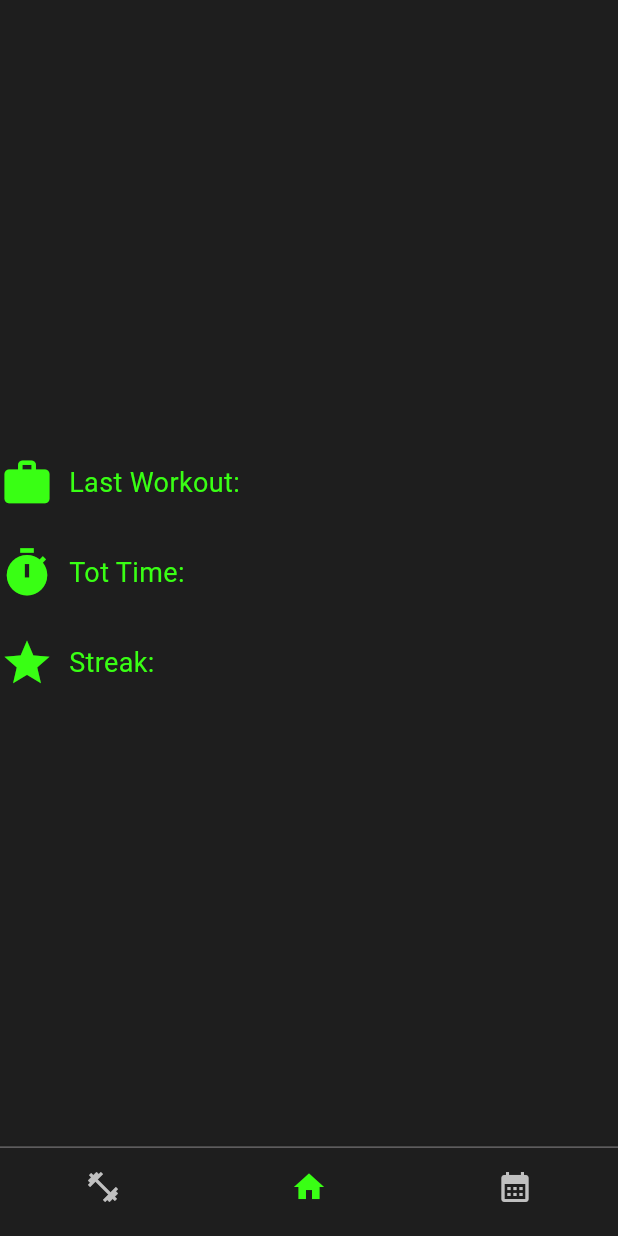
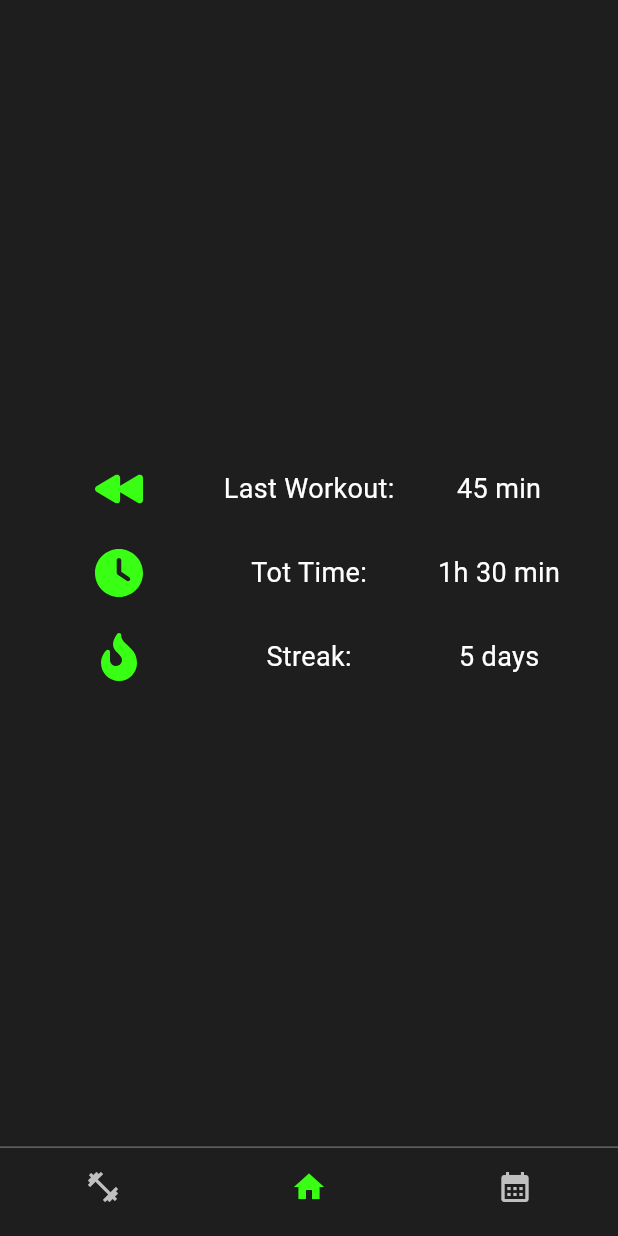
Before and after one commit to TakeOff30/fit_flow, a Flutter app: the screen it shows after launch, item 2 of the bottom bar chosen, on a phone screen of 412 x 824 dp. Run offline on Flutter 3.47's test engine with Material 3 defaults, Android fonts, the phone set to English and light mode, and no system bars; our stand-ins replace flutter_svg.

```diff
--- a/lib/screens/home_screen.dart
+++ b/lib/screens/home_screen.dart
@@ -1,6 +1,7 @@
 // ignore_for_file: prefer_const_constructors, prefer_const_literals_to_create_immutables
 
 import 'package:flutter/material.dart';
+import 'package:flutter_svg/flutter_svg.dart';
 
 class HomeScreen extends StatefulWidget {
   const HomeScreen({Key? key}) : super(key: key);
@@ -14,67 +15,71 @@ class _HomeScreenState extends State<HomeScreen> {
   Widget build(BuildContext context) {
     return Scaffold(
       backgroundColor: Color(0xFF1E1E1E),
-      body: Center(
+      body: Padding(
+        padding: EdgeInsets.all(16.0),
+        child: Center(
           child: Column(
             mainAxisAlignment: MainAxisAlignment.center,
-          crossAxisAlignment: CrossAxisAlignment.start, // Allinea gli elementi a sinistra
+            crossAxisAlignment: CrossAxisAlignment.stretch,
             children: [
-            Row(
+              buildRow('assets/icons/back.svg', 'Last Workout:', '45 min'),
+              SizedBox(height: 24),
+              buildRow('assets/icons/timer.svg', 'Tot Time:', '1h 30 min'),
+              SizedBox(height: 24),
+              buildRow('assets/icons/fire.svg', 'Streak:', '5 days'),
+            ],
+          ),
+        ),
+      ),
+    );
+  }
+
+  Widget buildRow(String iconPath, String text1, String text2) {
+    return Row(
+      mainAxisAlignment: MainAxisAlignment.spaceBetween,
       children: [
-                Icon(
-                  Icons.work,
+        Expanded(
+          child: Column(
+            mainAxisAlignment: MainAxisAlignment.center,
+            children: [
+              SvgPicture.asset(
+                iconPath,
                 color: Color(0xFF39FF14),
-                  size: 36,
+                width: 32,
+                height: 32,
               ),
-                SizedBox(width: 10), // Spazio tra icona e testo
+            ],
+          ),
+        ),
+        Expanded(
+          child: Column(
+            mainAxisAlignment: MainAxisAlignment.center,
+            children: [
               Text(
-                  'Last Workout:',
+                text1,
                 style: TextStyle(
-                    color: Color(0xFF39FF14),
+                  color: Color.fromARGB(255, 255, 255, 255),
                   fontSize: 18,
                 ),
               ),
             ],
           ),
-            SizedBox(height: 24), // Spazio tra le righe
-            Row(
+        ),
+        Expanded(
+          child: Column(
+            mainAxisAlignment: MainAxisAlignment.center,
             children: [
-                Icon(
-                  Icons.timer,
-                  color: Color(0xFF39FF14),
-                  size: 36,
-                ),
-                SizedBox(width: 10), // Spazio tra icona e testo
               Text(
-                  'Tot Time:',
+                text2,
                 style: TextStyle(
-                    color: Color(0xFF39FF14),
+                  color: Color.fromARGB(255, 255, 255, 255),
                   fontSize: 18,
                 ),
               ),
             ],
           ),
-            SizedBox(height: 24), // Spazio tra le righe
-            Row(
-              children: [
-                Icon(
-                  Icons.star,
-                  color: Color(0xFF39FF14),
-                  size: 36,
-                ),
-                SizedBox(width: 10), // Spazio tra icona e testo
-                Text(
-                  'Streak:',
-                  style: TextStyle(
-                    color: Color(0xFF39FF14),
-                    fontSize: 18,
-                  ),
         ),
       ],
-            ),
-          ],
-        ),
-      ),
     );
   }
 }
--- a/pubspec.yaml
+++ b/pubspec.yaml
@@ -11,6 +11,7 @@ dependencies:
     flutter:
         sdk: flutter
     provider: ^6.1.1
+    flutter_svg: ^2.0.9
 
 dev_dependencies:
     flutter_test:
@@ -19,3 +20,5 @@ dev_dependencies:
 
 flutter:
     uses-material-design: true
+    assets:
+        - assets/icons/
```
Also changed, not shown: assets/icons/back.svg (added), assets/icons/fire.svg (added), assets/icons/timer.svg (added), pubspec.lock. Lines whose indentation alone changed are shown as unchanged.
